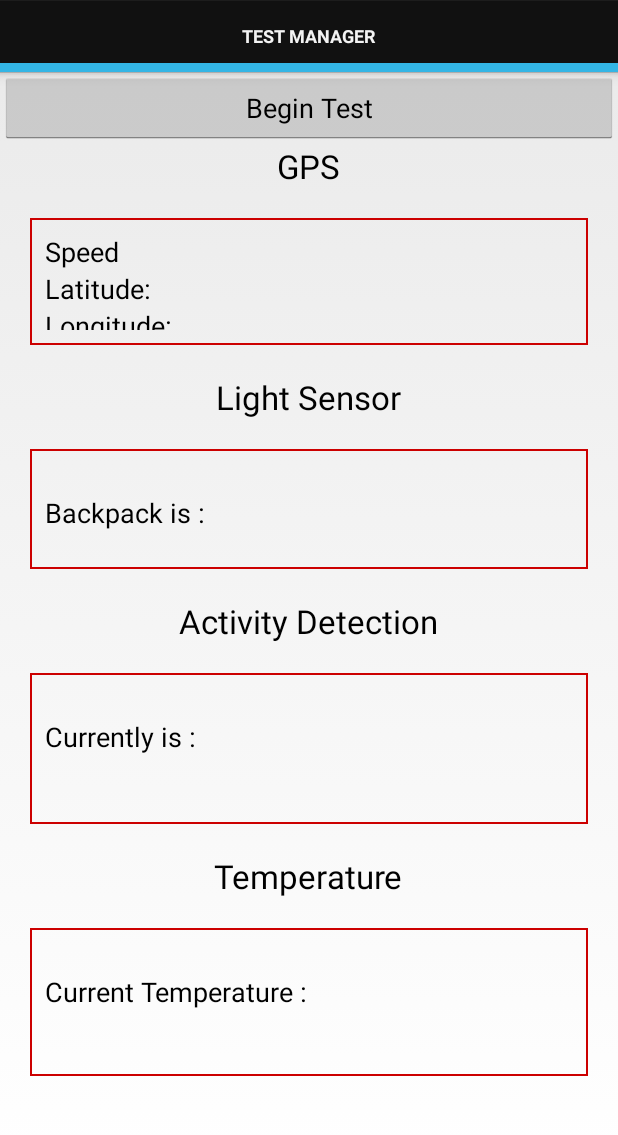
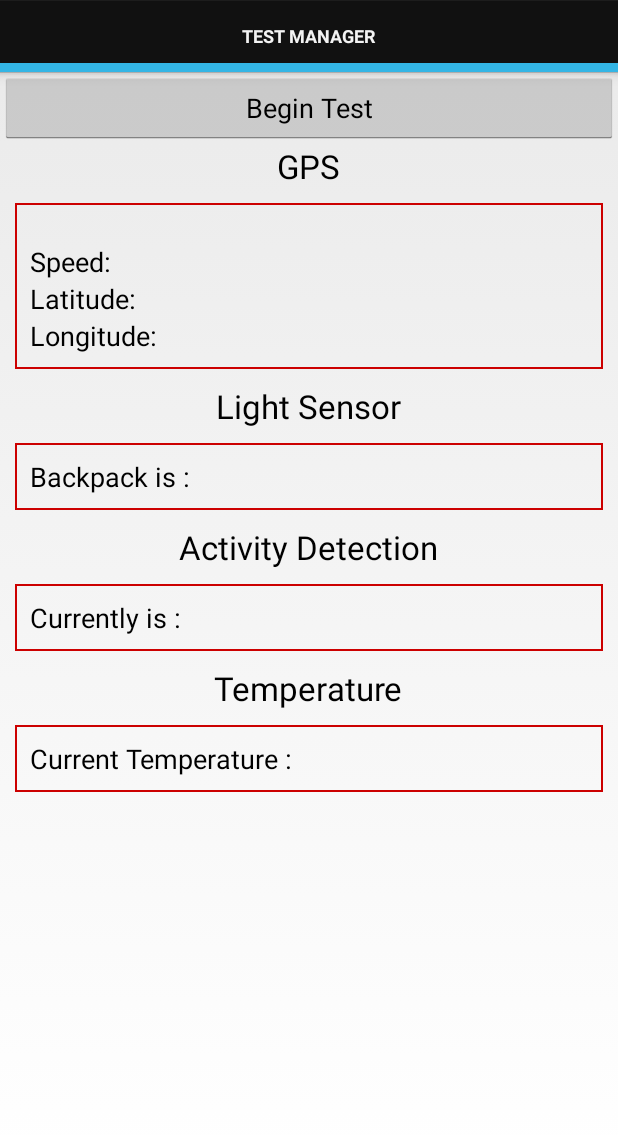
Before and after one commit to xabigarde/Sensors-Networks, an Android app: the screen it shows after launch (MainActivity), on a phone screen of 412 x 824 dp, the part 72-1207 px from its top. Run offline under Robolectric (Android 15) with nearby library versions, the phone set to English and light mode, and no system bars.

Commit message:
remove margins

```diff
--- a/Android/app/src/main/res/layout/fragment_section_main_activity.xml
+++ b/Android/app/src/main/res/layout/fragment_section_main_activity.xml
@@ -23,7 +23,7 @@
     <GridLayout
         android:layout_width="match_parent"
         android:background="@drawable/bg_layout"
-        android:layout_margin="20dp"
+        android:layout_margin="10dp"
         android:padding="10dp"
         android:layout_height="72dp"
         android:layout_weight="0.14">
@@ -34,7 +34,7 @@
             android:layout_width="wrap_content"
             android:layout_height="wrap_content"
             android:textAppearance="?android:attr/textAppearanceMedium"
-            android:text="Speed"
+            android:text="Speed:"
             android:id="@+id/speedlbl"
             android:layout_row="1"
             android:layout_column="0" />
@@ -92,9 +92,9 @@
     <GridLayout
         android:layout_width="match_parent"
         android:background="@drawable/bg_layout"
-        android:layout_margin="20dp"
+        android:layout_margin="10dp"
         android:padding="10dp"
-        android:layout_height="80dp">
+        android:layout_height="wrap_content">
 
 
 
@@ -105,8 +105,7 @@
         android:id="@+id/openLbl"
         android:text="Backpack is :"
         android:layout_row="0"
-        android:layout_column="0"
-            android:layout_marginTop="20dp" />
+        android:layout_column="0" />
         <TextView
             android:layout_width="wrap_content"
             android:layout_height="wrap_content"
@@ -127,10 +126,9 @@
     <GridLayout
         android:layout_width="match_parent"
         android:background="@drawable/bg_layout"
-        android:layout_margin="20dp"
+        android:layout_margin="10dp"
         android:padding="10dp"
-        android:layout_height="80dp"
-        android:layout_weight="0.23">
+        android:layout_height="wrap_content">
 
 
 
@@ -141,8 +139,7 @@
             android:id="@+id/activityLbl"
             android:text="Currently is :"
             android:layout_row="0"
-            android:layout_column="0"
-            android:layout_marginTop="20dp" />
+            android:layout_column="0" />
         <TextView
             android:layout_width="wrap_content"
             android:layout_height="wrap_content"
@@ -164,10 +161,9 @@
     <GridLayout
         android:layout_width="match_parent"
         android:background="@drawable/bg_layout"
-        android:layout_margin="20dp"
+        android:layout_margin="10dp"
         android:padding="10dp"
-        android:layout_height="80dp"
-        android:layout_weight="0.21">
+        android:layout_height="wrap_content">
 
 
 
@@ -179,7 +175,7 @@
             android:text="Current Temperature :"
             android:layout_row="0"
             android:layout_column="0"
-            android:layout_marginTop="20dp" />
+            android:layout_marginTop="0dp" />
         <TextView
             android:layout_width="wrap_content"
             android:layout_height="wrap_content"
```
